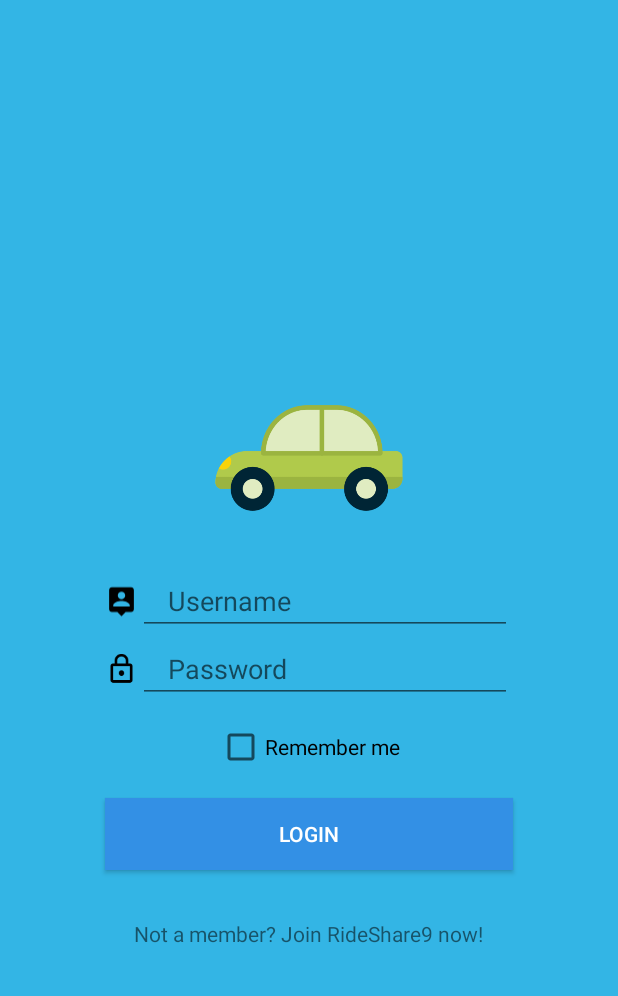
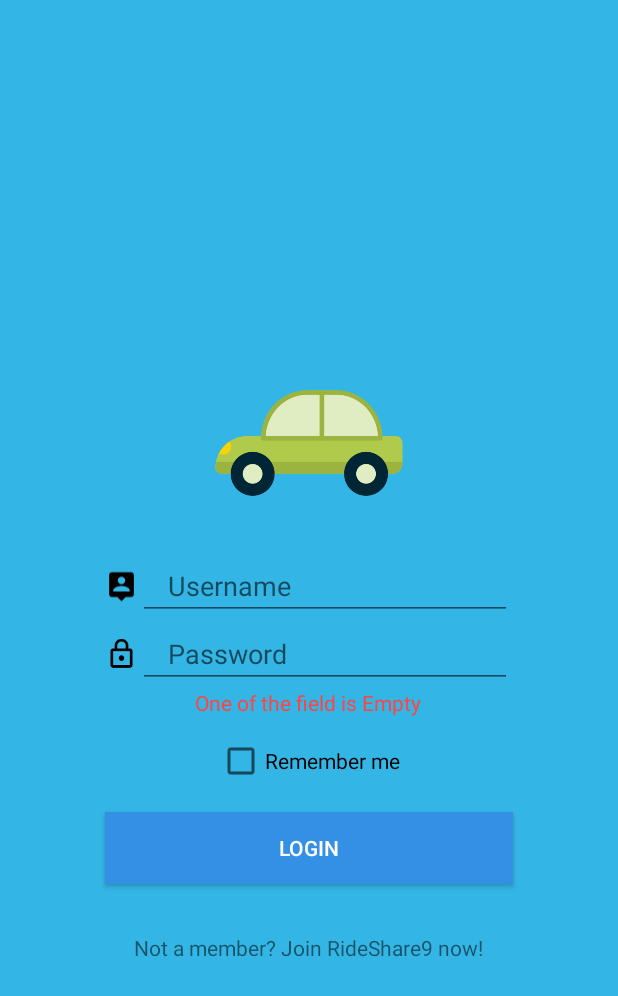
Before and after one commit to ECSE321-Fall2018/t09, an Android app: the screen it shows after launch (FullscreenActivity_login), after a tap on "LOGIN", on a phone screen of 412 x 824 dp. Shown: the top 996 px of the screen. Run offline under Robolectric (Android 15) with nearby library versions, the phone set to English and light mode, and no system bars; libraries missing offline, so code that uses them is left out: com.loopj.android, cz.msebera.android.

Commit message:
Passenger App can now check for duplicate user name when signup and wrong password when login

```diff
--- a/Passenger/RideShare9/app/src/main/java/ca/mcgill/ecse321/rideshare9/FullscreenActivity_login.java
+++ b/Passenger/RideShare9/app/src/main/java/ca/mcgill/ecse321/rideshare9/FullscreenActivity_login.java
@@ -14,6 +14,8 @@ import android.content.Intent;
 import android.widget.CheckBox;
 import android.widget.TextView;
 
+import com.loopj.android.http.BaseJsonHttpResponseHandler;
+import com.loopj.android.http.JsonHttpResponseHandler;
 import com.loopj.android.http.TextHttpResponseHandler;
 
 import org.json.JSONException;
@@ -25,6 +27,8 @@ import cz.msebera.android.httpclient.Header;
 import cz.msebera.android.httpclient.entity.ByteArrayEntity;
 import cz.msebera.android.httpclient.message.BasicHeader;
 import cz.msebera.android.httpclient.protocol.HTTP;
+
+import static com.loopj.android.http.AsyncHttpClient.log;
 
 /**
  * An example full-screen activity that shows and hides the system UI (i.e.
@@ -49,6 +53,7 @@ public class FullscreenActivity_login extends AppCompatActivity {
      */
     private static final int UI_ANIMATION_DELAY = 300;
     private final Handler mHideHandler = new Handler();
+    private String error = null;
     private View mContentView;
     private final Runnable mHidePart2Runnable = new Runnable() {
         @SuppressLint("InlinedApi")
@@ -123,6 +128,8 @@ public class FullscreenActivity_login extends AppCompatActivity {
         // Upon interacting with UI controls, delay any scheduled hide()
         // operations to prevent the jarring behavior of controls going away
         // while interacting with the UI.
+
+        refreshErrorMessage();
         String username = "";
         String password = "";
         SharedPreferences sharedPre=getSharedPreferences("config", MODE_PRIVATE);
@@ -189,9 +196,12 @@ public class FullscreenActivity_login extends AppCompatActivity {
         Intent intent = new Intent(this, FullscreenActivity_signup.class);
         startActivity(intent);*/
         //TODO
+        error = "";
+
         CheckBox checkrmb = (CheckBox)findViewById(R.id.rmbMe);
         final TextView namefield = (TextView) findViewById(R.id.username);
         final TextView passwordfield = (TextView) findViewById(R.id.password);
+        final TextView errortext = (TextView) findViewById(R.id.password);
 
         if (checkrmb.isChecked()) {
             saveUserInfo(getApplicationContext(), namefield.getText().toString().trim(), passwordfield.getText().toString().trim());
@@ -200,8 +210,11 @@ public class FullscreenActivity_login extends AppCompatActivity {
         /* Validate that all field is filled */
         if(namefield.getText().toString().trim().equals("") || passwordfield.getText().toString().trim().equals("")){
             Log.d("Error", "One of the field is Empty");
+            error += "One of the field is Empty";
+            refreshErrorMessage();
             return;
         }
+
         JSONObject jsonObject = new JSONObject();
         try{
             jsonObject.put("username",namefield.getText().toString().trim());
@@ -209,6 +222,8 @@ public class FullscreenActivity_login extends AppCompatActivity {
         } catch (JSONException e) {
             e.printStackTrace();
         }
+
+
         /*convert the jsonbdoy into string entity that can be sent*/
         ByteArrayEntity entity = null;
         try {
@@ -217,7 +232,9 @@ public class FullscreenActivity_login extends AppCompatActivity {
         }catch (UnsupportedEncodingException e) {
             e.printStackTrace();
         }
-        HttpUtils.post(getApplicationContext(),"login",entity,"application/json",new TextHttpResponseHandler(){
+
+
+        HttpUtils.post(getApplicationContext(), "login", entity, "application/json", new TextHttpResponseHandler() {
             @Override
             public void onFinish() {
                 super.onFinish();
@@ -232,13 +249,13 @@ public class FullscreenActivity_login extends AppCompatActivity {
                 SharedPreferences sharedPre=getSharedPreferences("config", MODE_PRIVATE);
                 Log.d("Saved token", sharedPre.getString("token", ""));
             }
+
             @Override
             public void onFailure(int statusCode, Header[] headers, String responseString, Throwable throwable) {
-                Log.d("Error", "cannot login");
+                error += "Password or Username is Wrong";
+                refreshErrorMessage();
             }
-        });
-
-
+    });
     }
 
     public static void saveUserInfo(Context context, String username, String password) {
@@ -261,6 +278,18 @@ public class FullscreenActivity_login extends AppCompatActivity {
         editor.commit();
     }
 
+    private void refreshErrorMessage() {
+        // set the error message
+        TextView tvError = (TextView) findViewById(R.id.loginerror);
+        tvError.setText(error);
+
+        if (error == null || error.length() == 0) {
+            tvError.setVisibility(View.GONE);
+        } else {
+            tvError.setVisibility(View.VISIBLE);
+        }
+
+    }
 
     /**
      * Schedules a call to hide() in delay milliseconds, canceling any
--- a/Passenger/RideShare9/app/src/main/res/layout/activity_fullscreen.xml
+++ b/Passenger/RideShare9/app/src/main/res/layout/activity_fullscreen.xml
@@ -91,6 +91,13 @@
                     android:textColorLink="@color/black_overlay" />
             </LinearLayout>
 
+            <TextView
+                android:id="@+id/loginerror"
+                android:layout_width="151dp"
+                android:layout_height="wrap_content"
+                android:text="@string/loginError"
+                android:textColor="@android:color/holo_red_light" />
+
             <CheckBox
                 android:id="@+id/rmbMe"
                 android:layout_width="wrap_content"
--- a/Passenger/RideShare9/app/src/main/res/values/strings.xml
+++ b/Passenger/RideShare9/app/src/main/res/values/strings.xml
@@ -20,6 +20,7 @@
     <string name="imdriver">I am a Driver</string>
     <string name="signupbutton">Register!</string>
     <string name="toLogin">Already a member? login here</string>
+    <string name="loginError">Error</string>
     />
     />
 </resources>
```
Also changed, not shown: Passenger/RideShare9/app/src/main/java/ca/mcgill/ecse321/rideshare9/FullscreenActivity_signup.java (+97 -10 lines).
